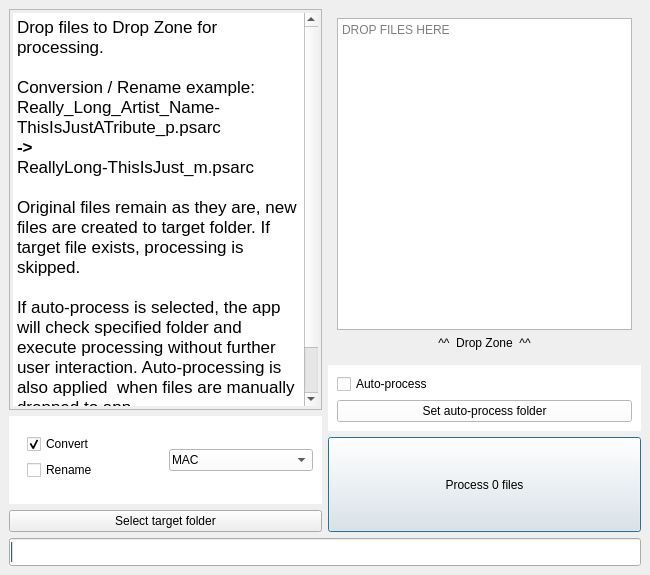
This is src/mainwindow.ui in glebb/rocksmithconvert as Qt 5 draws it before an edit. The edited form follows.
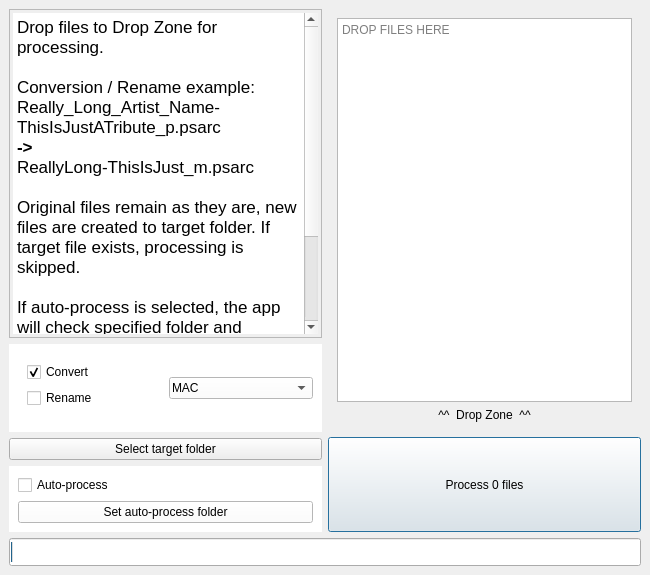
This is the edited form. Custom widgets are drawn as their Qt base class.

What changed in the file:
```diff
--- a/src/mainwindow.ui
+++ b/src/mainwindow.ui
@@ -103,40 +103,6 @@
         </layout>
        </widget>
       </item>
-      <item>
-       <widget class="QWidget" name="widget_3" native="true">
-        <property name="sizePolicy">
-         <sizepolicy hsizetype="Minimum" vsizetype="Minimum">
-          <horstretch>0</horstretch>
-          <verstretch>0</verstretch>
-         </sizepolicy>
-        </property>
-        <property name="styleSheet">
-         <string notr="true">
-background-color: white;
-color: black;</string>
-        </property>
-        <layout class="QVBoxLayout" name="verticalLayout_4">
-         <item>
-          <widget class="QCheckBox" name="checkBoxAutoProcess">
-           <property name="text">
-            <string>Auto-process</string>
-           </property>
-          </widget>
-         </item>
-         <item>
-          <widget class="QPushButton" name="pushButtonDownloadDir">
-           <property name="enabled">
-            <bool>true</bool>
-           </property>
-           <property name="text">
-            <string>Set auto-process folder</string>
-           </property>
-          </widget>
-         </item>
-        </layout>
-       </widget>
-      </item>
       <item>
        <widget class="QPushButton" name="processButton">
         <property name="sizePolicy">
@@ -359,6 +325,40 @@
         </property>
        </widget>
       </item>
+      <item>
+       <widget class="QWidget" name="widget_3" native="true">
+        <property name="sizePolicy">
+         <sizepolicy hsizetype="Minimum" vsizetype="Minimum">
+          <horstretch>0</horstretch>
+          <verstretch>0</verstretch>
+         </sizepolicy>
+        </property>
+        <property name="styleSheet">
+         <string notr="true">
+background-color: white;
+color: black;</string>
+        </property>
+        <layout class="QVBoxLayout" name="verticalLayout_4">
+         <item>
+          <widget class="QCheckBox" name="checkBoxAutoProcess">
+           <property name="text">
+            <string>Auto-process</string>
+           </property>
+          </widget>
+         </item>
+         <item>
+          <widget class="QPushButton" name="pushButtonDownloadDir">
+           <property name="enabled">
+            <bool>true</bool>
+           </property>
+           <property name="text">
+            <string>Set auto-process folder</string>
+           </property>
+          </widget>
+         </item>
+        </layout>
+       </widget>
+      </item>
      </layout>
     </item>
    </layout>
```
